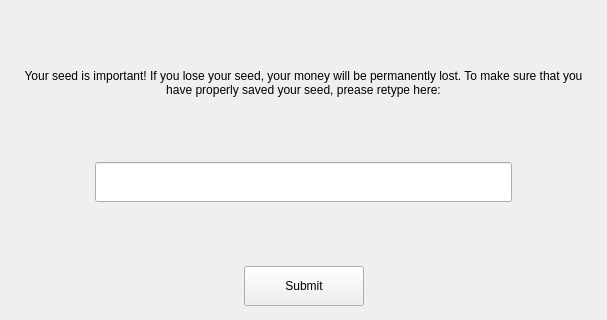
The window that windows/c_newseedtest.ui (mwcproject/mwc-qt-wallet) describes before a commit, drawn with Qt 5; both pictures show x 0 to 607 and y 0 to 320 of the 607 by 511 pixel window.
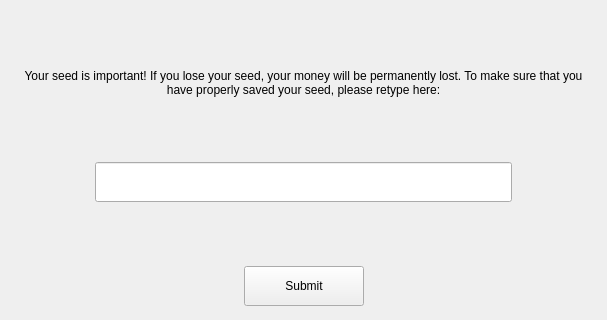
The same window after the commit. Custom widgets are drawn as their Qt base class.

```diff
--- a/windows/c_newseedtest.ui
+++ b/windows/c_newseedtest.ui
@@ -30,7 +30,7 @@
    <item>
     <widget class="control::MwcLabelNormal" name="label_3">
      <property name="text">
-      <string>Your seed is important! If you lose your seed, your money will be permanently lost. To make sure that you have properly saved your seed, prease retype here:</string>
+      <string>Your seed is important! If you lose your seed, your money will be permanently lost. To make sure that you have properly saved your seed, please retype here:</string>
      </property>
      <property name="alignment">
       <set>Qt::AlignCenter</set>
```
